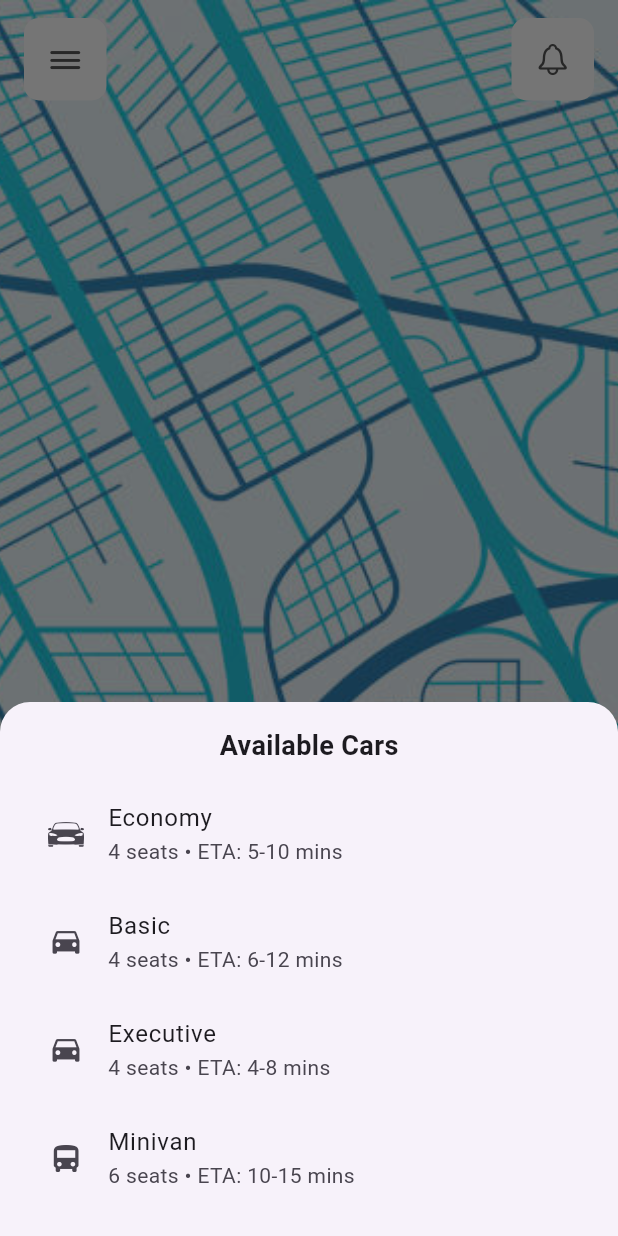
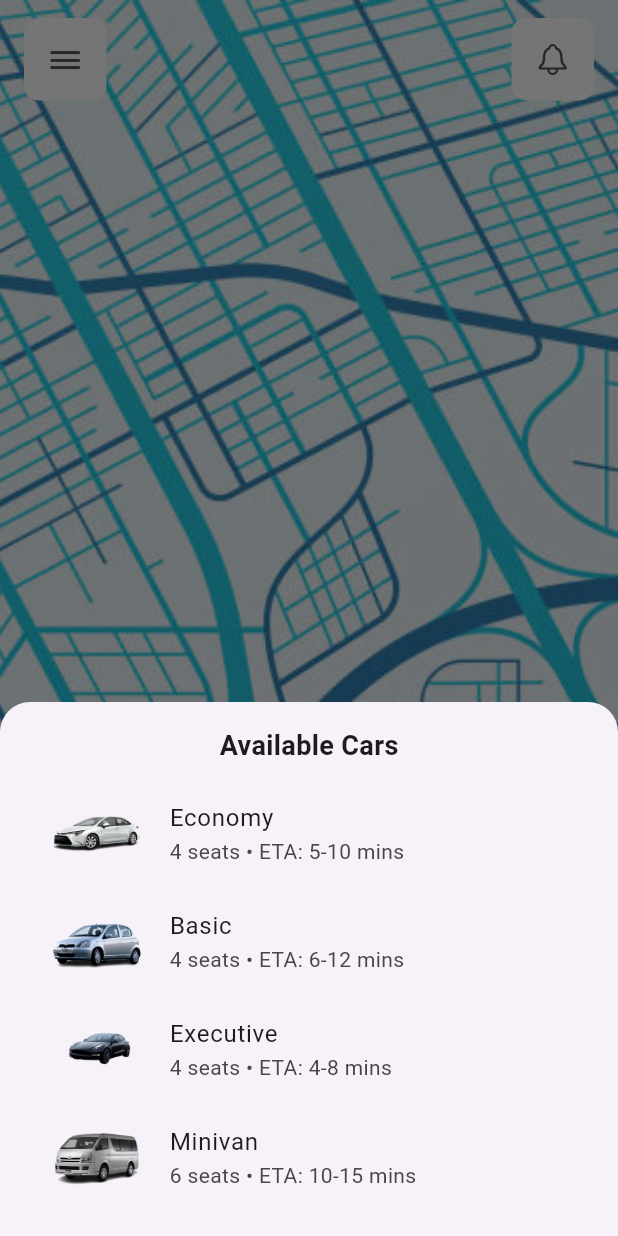
Before and after one commit to akrem2005/rideapp, a Flutter app: the RideRequestPage screen opened directly, after a tap on "Search Car", on a phone screen of 412 x 824 dp. Run offline on Flutter 3.47's test engine with Material 3 defaults, Android fonts, the phone set to English and light mode, and no system bars; our stand-ins replace file_picker, flutter_hooks, flutter_map, flutter_riverpod, geocoding, geolocator and 6 more.

```diff
--- a/lib/modules/auth/pages/otp_verify_page.dart
+++ b/lib/modules/auth/pages/otp_verify_page.dart
@@ -3,7 +3,7 @@ import 'package:flutter_hooks/flutter_hooks.dart';
 import 'package:hooks_riverpod/hooks_riverpod.dart';
 import 'package:pin_code_fields/pin_code_fields.dart';
 import '../providers/auth_provider.dart';
-import '../../ride_booking/pages/riderequest_page.dart';
+import '../../ride_booking/pages/main.dart';
 
 class OTPVerifyPage extends HookConsumerWidget {
   final String phoneNumber;
--- /dev/null
+++ b/lib/modules/driver_console/providers/driver_state_provider.dart
@@ -0,0 +1,6 @@
+import 'package:hooks_riverpod/hooks_riverpod.dart';
+import '../models/ride_request_model.dart';
+
+final isDriverOnlineProvider = StateProvider<bool>((ref) => false);
+
+final incomingRideRequestProvider = StateProvider<RideRequest?>((ref) => null);
--- a/lib/modules/ride_booking/pages/riderequest_page.dart
+++ b/lib/modules/ride_booking/pages/main.dart
@@ -209,25 +209,25 @@ class RideRequestPage extends HookConsumerWidget {
       {
         'name': 'Economy',
         'seats': '4 seats',
-        'icon': CupertinoIcons.car_detailed,
+        'icon': 'lib/shared/assets/economy.png',
         'eta': '5-10 mins'
       },
       {
         'name': 'Basic',
         'seats': '4 seats',
-        'icon': CupertinoIcons.car,
+        'icon': 'lib/shared/assets/basic.png',
         'eta': '6-12 mins'
       },
       {
         'name': 'Executive',
         'seats': '4 seats',
-        'icon': CupertinoIcons.car_fill,
+        'icon': 'lib/shared/assets/executive.png',
         'eta': '4-8 mins'
       },
       {
         'name': 'Minivan',
         'seats': '6 seats',
-        'icon': CupertinoIcons.bus,
+        'icon': 'lib/shared/assets/minivan.png',
         'eta': '10-15 mins'
       },
     ];
@@ -248,7 +248,11 @@ class RideRequestPage extends HookConsumerWidget {
               const SizedBox(height: 10),
               ...cars.map(
                 (car) => ListTile(
-                  leading: Icon(car['icon'] as IconData),
+                  leading: Image.asset(
+                    car['icon'] as String,
+                    width: 65,
+                    height: 65,
+                  ),
                   title: Text(car['name'] as String),
                   subtitle: Text('${car['seats']} • ETA: ${car['eta']}'),
                   onTap: () {
@@ -294,9 +298,13 @@ class RideRequestPage extends HookConsumerWidget {
             if (!showDriver.value) {
               return Padding(
                 padding: const EdgeInsets.all(16),
+                child: SizedBox(
+                  width: double.infinity, // Ensures full width
                   child: Column(
                     mainAxisSize: MainAxisSize.min,
                     mainAxisAlignment: MainAxisAlignment.center,
+                    crossAxisAlignment: CrossAxisAlignment
+                        .center, // Optional: centers content horizontally
                     children: [
                       const CupertinoActivityIndicator(radius: 22),
                       const SizedBox(height: 20),
@@ -315,6 +323,7 @@ class RideRequestPage extends HookConsumerWidget {
                         ),
                       ),
                     ],
+                  ),
                 ),
               );
             } else {
@@ -375,7 +384,7 @@ class RideRequestPage extends HookConsumerWidget {
 
   Drawer _buildSideNavBar(BuildContext context) {
     return Drawer(
-      backgroundColor: const Color(0xFFF5F5F5),
+      backgroundColor: const Color.fromARGB(255, 255, 255, 255),
       shape: const RoundedRectangleBorder(
         borderRadius: BorderRadius.only(
             topRight: Radius.circular(30), bottomRight: Radius.circular(30)),
@@ -387,9 +396,8 @@ class RideRequestPage extends HookConsumerWidget {
             child: Row(
               children: [
                 const CircleAvatar(
-                    radius: 30,
-                    backgroundImage:
-                        AssetImage('lib/shared/assets/avatar.png')),
+                    radius: 40,
+                    backgroundImage: AssetImage('lib/shared/assets/user.png')),
                 const SizedBox(width: 12),
                 const Expanded(
                   child: Text("John Doe",
@@ -406,64 +414,73 @@ class RideRequestPage extends HookConsumerWidget {
             child: ListView(
               padding: const EdgeInsets.symmetric(horizontal: 16),
               children: [
-                _drawerCard(
+                _simpleDrawerItem(
                   icon: CupertinoIcons.time,
                   label: "Trip Orders",
                   onTap: () {
                     Navigator.push(
                       context,
                       MaterialPageRoute(
-                              builder: (context) => const OrderHistoryPage()));
-                    }),
-                _drawerCard(
+                        builder: (context) => const OrderHistoryPage(),
+                      ),
+                    );
+                  },
+                ),
+                _simpleDrawerItem(
                   icon: CupertinoIcons.tag,
                   label: "Discounts",
                   onTap: () {
                     Navigator.push(
                       context,
                       MaterialPageRoute(
-                              builder: (context) => const DiscountPage()));
-                    }),
-                _drawerCard(
+                        builder: (context) => const DiscountPage(),
+                      ),
+                    );
+                  },
+                ),
+                _simpleDrawerItem(
                   icon: CupertinoIcons.lock,
                   label: "Privacy Policy",
-                    onTap: () {}),
-                _drawerCard(
+                  onTap: () {},
+                ),
+                _simpleDrawerItem(
                   icon: CupertinoIcons.doc_text,
                   label: "Terms & Conditions",
-                    onTap: () {}),
+                  onTap: () {},
+                ),
                 const SizedBox(height: 20),
-                _drawerCard(
+                _simpleDrawerItem(
                   icon: CupertinoIcons.square_arrow_right,
                   label: "Logout",
                   iconColor: Colors.red,
                   textColor: Colors.red,
-                    onTap: () {}),
+                  onTap: () {},
+                ),
               ],
             ),
-          ),
+          )
         ],
       ),
     );
   }
 
-  Widget _drawerCard({
+  Widget _simpleDrawerItem({
     required IconData icon,
     required String label,
     required VoidCallback onTap,
-    Color iconColor = const Color(0xFF555555),
-    Color textColor = Colors.black,
+    Color iconColor = const Color.fromARGB(255, 42, 42, 43),
+    Color textColor = const Color.fromARGB(255, 42, 42, 43),
   }) {
-    return Card(
-      margin: const EdgeInsets.symmetric(vertical: 6),
-      shape: RoundedRectangleBorder(borderRadius: BorderRadius.circular(12)),
-      elevation: 1,
-      color: Colors.white,
-      child: ListTile(
+    return Column(
+      children: [
+        ListTile(
+          contentPadding: EdgeInsets.zero,
           leading: Icon(icon, color: iconColor),
-        title: Text(label, style: TextStyle(color: textColor, fontSize: 16)),
+          title: Text(label, style: TextStyle(color: textColor)),
           onTap: onTap,
         ),
+        const Divider(), // Adds underline
+      ],
     );
   }
 
--- a/pubspec.yaml
+++ b/pubspec.yaml
@@ -44,6 +44,8 @@ dependencies:
   file_picker: ^5.2.5
   geolocator: ^10.0.0
   geocoding: ^2.1.0
+  flutter_map: ^4.0.0
+  latlong2: ^0.8.2
 
 dev_dependencies:
   flutter_test:
@@ -78,6 +80,7 @@ flutter:
     - lib/shared/assets/basic.png
     - lib/shared/assets/executive.png
     - lib/shared/assets/minivan.png
+    - lib/shared/assets/user.png
 
   # To add assets to your application, add an assets section, like this:
   # assets:
```
Also changed, not shown: lib/main.dart (+5 -3 lines), lib/modules/driver_console/models/ride_request_model.dart (added, +13 -0 lines), lib/modules/driver_console/pages/driver_console_page.dart (added, +301 -0 lines), lib/modules/ride_booking/services/ride_request_service.dart (added, +21 -0 lines), lib/shared/assets/user.png (added), pubspec.lock. Lines whose indentation alone changed are shown as unchanged.
